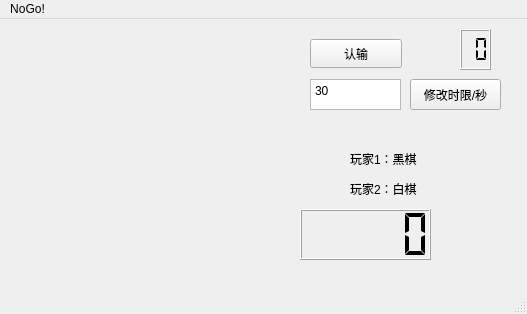
Old version of the form NoGowithStart/mainwindow.ui in the repository Zhouyutian22/NoGoTeam3.
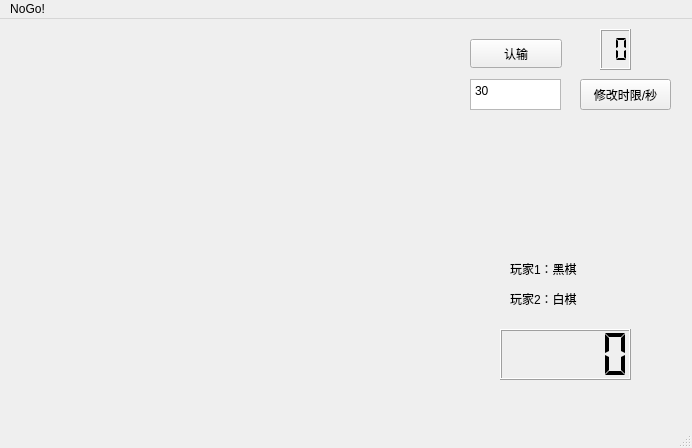
New version of the form.

```diff
--- a/NoGowithStart/mainwindow.ui
+++ b/NoGowithStart/mainwindow.ui
@@ -6,8 +6,8 @@
    <rect>
     <x>0</x>
     <y>0</y>
-    <width>527</width>
-    <height>314</height>
+    <width>692</width>
+    <height>448</height>
    </rect>
   </property>
   <property name="windowTitle">
@@ -17,7 +17,7 @@
    <widget class="QPushButton" name="pushButton">
     <property name="geometry">
      <rect>
-      <x>310</x>
+      <x>470</x>
       <y>20</y>
       <width>92</width>
       <height>29</height>
@@ -30,8 +30,8 @@
    <widget class="QLabel" name="label">
     <property name="geometry">
      <rect>
-      <x>350</x>
-      <y>130</y>
+      <x>510</x>
+      <y>240</y>
       <width>121</width>
       <height>20</height>
      </rect>
@@ -43,8 +43,8 @@
    <widget class="QLabel" name="label_2">
     <property name="geometry">
      <rect>
-      <x>350</x>
-      <y>160</y>
+      <x>510</x>
+      <y>270</y>
       <width>111</width>
       <height>20</height>
      </rect>
@@ -56,7 +56,7 @@
    <widget class="QTextEdit" name="setTimeLimit">
     <property name="geometry">
      <rect>
-      <x>310</x>
+      <x>470</x>
       <y>60</y>
       <width>91</width>
       <height>31</height>
@@ -76,7 +76,7 @@
    <widget class="QPushButton" name="setTimeButton">
     <property name="geometry">
      <rect>
-      <x>410</x>
+      <x>580</x>
       <y>60</y>
       <width>91</width>
       <height>31</height>
@@ -89,8 +89,8 @@
    <widget class="QLCDNumber" name="TimeDisplay">
     <property name="geometry">
      <rect>
-      <x>300</x>
-      <y>190</y>
+      <x>500</x>
+      <y>310</y>
       <width>131</width>
       <height>51</height>
      </rect>
@@ -110,7 +110,7 @@
    <widget class="QLCDNumber" name="StepDisplay">
     <property name="geometry">
      <rect>
-      <x>460</x>
+      <x>600</x>
       <y>10</y>
       <width>31</width>
       <height>41</height>
@@ -129,8 +129,8 @@
     <rect>
      <x>0</x>
      <y>0</y>
-     <width>527</width>
-     <height>26</height>
+     <width>692</width>
+     <height>25</height>
     </rect>
    </property>
    <widget class="QMenu" name="menuNoGo">
```
